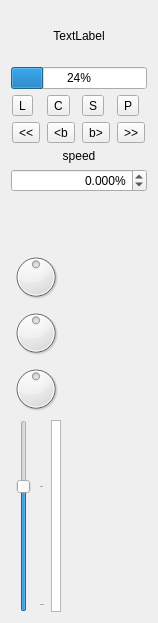
Old version of the form app/playerview.ui in the repository x37v/datajockey.
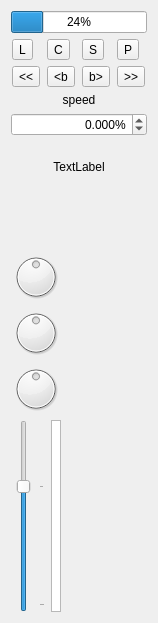
New version of the form.

Commit message: displaying some basic track info in player view

```diff
--- a/app/playerview.ui
+++ b/app/playerview.ui
@@ -16,25 +16,6 @@
   <layout class="QGridLayout" name="gridLayout_3">
    <item row="0" column="0" colspan="2">
     <layout class="QVBoxLayout" name="verticalLayout_2">
-     <item>
-      <widget class="QLabel" name="workInfo">
-       <property name="minimumSize">
-        <size>
-         <width>0</width>
-         <height>50</height>
-        </size>
-       </property>
-       <property name="text">
-        <string>TextLabel</string>
-       </property>
-       <property name="alignment">
-        <set>Qt::AlignCenter</set>
-       </property>
-       <property name="wordWrap">
-        <bool>true</bool>
-       </property>
-      </widget>
-     </item>
      <item>
       <widget class="QProgressBar" name="progressBar">
        <property name="value">
@@ -142,7 +123,7 @@
      </item>
     </layout>
    </item>
-   <item row="3" column="0">
+   <item row="4" column="0">
     <layout class="QHBoxLayout" name="horizontalLayout" stretch="0,0">
      <property name="sizeConstraint">
       <enum>QLayout::SetDefaultConstraint</enum>
@@ -211,7 +192,7 @@
      </item>
     </layout>
    </item>
-   <item row="1" column="0">
+   <item row="2" column="0">
     <spacer name="verticalSpacer">
      <property name="orientation">
       <enum>Qt::Vertical</enum>
@@ -224,10 +205,10 @@
      </property>
     </spacer>
    </item>
-   <item row="1" column="1" rowspan="3">
+   <item row="2" column="1" rowspan="3">
     <layout class="QGridLayout" name="loopButtonLayout" columnstretch="0"/>
    </item>
-   <item row="2" column="0">
+   <item row="3" column="0">
     <layout class="QVBoxLayout" name="verticalLayout">
      <item>
       <widget class="QDial" name="eqHigh">
@@ -318,6 +299,25 @@
      </item>
     </layout>
    </item>
+   <item row="1" column="0" colspan="2">
+    <widget class="QLabel" name="workInfo">
+     <property name="minimumSize">
+      <size>
+       <width>0</width>
+       <height>50</height>
+      </size>
+     </property>
+     <property name="text">
+      <string>TextLabel</string>
+     </property>
+     <property name="alignment">
+      <set>Qt::AlignCenter</set>
+     </property>
+     <property name="wordWrap">
+      <bool>true</bool>
+     </property>
+    </widget>
+   </item>
   </layout>
  </widget>
  <resources/>
```
The commit also changes 9 other files.
